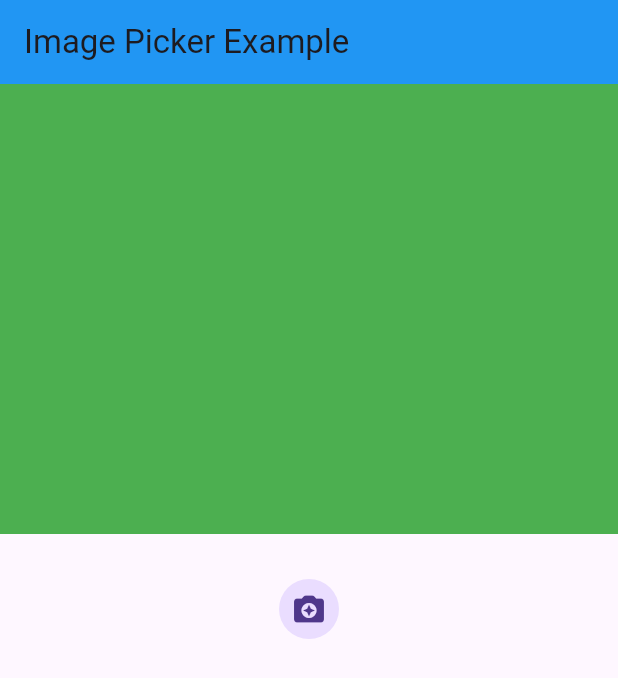
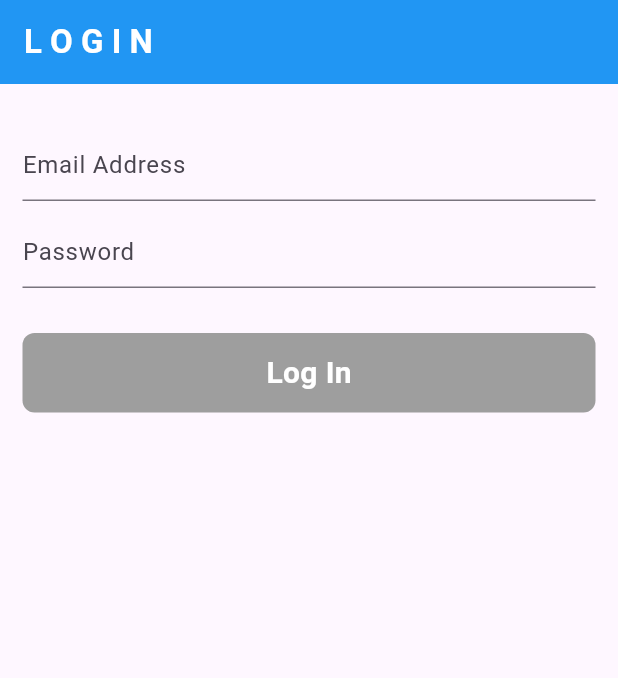
Before and after one commit to koptodev012/bloc---Tasks, a Flutter app: the screen it shows after launch, on a phone screen of 412 x 824 dp. Shown: the top 678 px of the screen. Run offline on Flutter 3.47's test engine with Material 3 defaults, Android fonts, the phone set to English and light mode, and no system bars; our stand-ins replace bloc, email_validator, equatable, flutter_bloc, image_picker.

Commit message:
LoginPage Example

```diff
--- a/lib/bloc/imagePicker/image_picker_bloc.dart
+++ b/lib/blocs/imagePicker/image_picker_bloc.dart
@@ -1,7 +1,7 @@
 import 'package:bloc/bloc.dart';
 import 'package:bloc_tasks/utils/imagePicker_utils.dart';
 import 'package:equatable/equatable.dart';
-import 'package:bloc_tasks/bloc/imagePicker/image_picker_state.dart';
+import 'package:bloc_tasks/blocs/imagePicker/image_picker_state.dart';
 import 'package:image_picker/image_picker.dart';
 part 'image_picker_event.dart';
 
--- /dev/null
+++ b/lib/blocs/login/login_bloc.dart
@@ -0,0 +1,28 @@
+import 'package:bloc/bloc.dart';
+import 'package:email_validator/email_validator.dart';
+import 'package:equatable/equatable.dart';
+
+part 'login_event.dart';
+part 'login_state.dart';
+
+class LoginBloc extends Bloc<LoginEvent, LoginState> {
+  LoginBloc() : super(LoginInitialState()) {
+    // LoginTextChangedEvent
+    on<LoginTextChangedEvent>((event, emit) {
+      if (event.emailValue.isEmpty &&
+          EmailValidator.validate(event.emailValue) == false) {
+        emit(LoginErrorState(
+            errorMessage: "Please Enter a valid email address"));
+      } else if (event.passwordValue.length <= 7) {
+        emit(LoginErrorState(errorMessage: "Please enter a valid password"));
+      } else {
+        emit(LoginValidState());
+      }
+    });
+
+// LoginSubmitedEvent
+    on<LoginSubmitedEvent>((event, emit) {
+      emit(LoginLoadingState());
+    });
+  }
+}
--- /dev/null
+++ b/lib/blocs/login/login_event.dart
@@ -0,0 +1,18 @@
+part of 'login_bloc.dart';
+
+abstract class LoginEvent {}
+
+class LoginTextChangedEvent extends LoginEvent {
+  final String emailValue;
+  final String passwordValue;
+
+  LoginTextChangedEvent(
+      {required this.emailValue, required this.passwordValue});
+}
+
+class LoginSubmitedEvent extends LoginEvent {
+  final String email;
+  final String password;
+
+  LoginSubmitedEvent({required this.email, required this.password});
+}
--- /dev/null
+++ b/lib/blocs/login/login_state.dart
@@ -0,0 +1,20 @@
+part of 'login_bloc.dart';
+
+sealed class LoginState extends Equatable {
+  const LoginState();
+
+  @override
+  List<Object> get props => [];
+}
+
+final class LoginInitialState extends LoginState {}
+
+class LoginValidState extends LoginState {}
+
+class LoginErrorState extends LoginState {
+  final String errorMessage;
+
+  const LoginErrorState({required this.errorMessage});
+}
+
+class LoginLoadingState extends LoginState {}
--- a/lib/main.dart
+++ b/lib/main.dart
@@ -1,8 +1,10 @@
-import 'package:bloc_tasks/bloc/counter/counter_bloc.dart';
-import 'package:bloc_tasks/bloc/imagePicker/image_picker_bloc.dart';
-import 'package:bloc_tasks/bloc/switch/switch_bloc.dart';
+import 'package:bloc_tasks/blocs/counter/counter_bloc.dart';
+import 'package:bloc_tasks/blocs/imagePicker/image_picker_bloc.dart';
+import 'package:bloc_tasks/blocs/login/login_bloc.dart';
+import 'package:bloc_tasks/blocs/switch/switch_bloc.dart';
 import 'package:bloc_tasks/utils/imagePicker_utils.dart';
-import 'package:bloc_tasks/views/imagePickerExample_screen.dart';
+
+import 'package:bloc_tasks/views/loginExample_screen.dart';
 import 'package:flutter/material.dart';
 import 'package:flutter_bloc/flutter_bloc.dart';
 
@@ -26,11 +28,14 @@ class MyApp extends StatelessWidget {
         BlocProvider(
           create: (context) => ImagePickerBloc(ImagePickerUtils()), // Bloc 3
         ),
+         BlocProvider(
+          create: (context) => LoginBloc(), // Bloc 4
+        ),
       ],
       child: const MaterialApp(
         debugShowCheckedModeBanner: false,
         title: 'Bloc - Tasks',
-        home: ImagePickerExampleScreen(),
+        home: LoginExampleScreen(),
       ),
     );
   }
--- a/lib/views/counterExample_screen.dart
+++ b/lib/views/counterExample_screen.dart
@@ -1,4 +1,4 @@
-import 'package:bloc_tasks/bloc/counter/counter_bloc.dart';
+import 'package:bloc_tasks/blocs/counter/counter_bloc.dart';
 import 'package:flutter/material.dart';
 import 'package:flutter_bloc/flutter_bloc.dart';
 
--- a/lib/views/imagePickerExample_screen.dart
+++ b/lib/views/imagePickerExample_screen.dart
@@ -1,6 +1,6 @@
 import 'dart:io';
-import 'package:bloc_tasks/bloc/imagePicker/image_picker_bloc.dart';
-import 'package:bloc_tasks/bloc/imagePicker/image_picker_state.dart';
+import 'package:bloc_tasks/blocs/imagePicker/image_picker_bloc.dart';
+import 'package:bloc_tasks/blocs/imagePicker/image_picker_state.dart';
 import 'package:flutter/material.dart';
 import 'package:flutter_bloc/flutter_bloc.dart';
 import 'package:image_picker/image_picker.dart';
--- /dev/null
+++ b/lib/views/loginExample_screen.dart
@@ -0,0 +1,117 @@
+import 'package:bloc_tasks/blocs/login/login_bloc.dart';
+import 'package:flutter/material.dart';
+import 'package:flutter_bloc/flutter_bloc.dart';
+
+class LoginExampleScreen extends StatefulWidget {
+  const LoginExampleScreen({super.key});
+
+  @override
+  State<LoginExampleScreen> createState() => _LoginExampleScreenState();
+}
+
+class _LoginExampleScreenState extends State<LoginExampleScreen> {
+  // -------------------------------
+  TextEditingController emailController = TextEditingController();
+  TextEditingController passwordController = TextEditingController();
+  // -------------------------------
+
+  @override
+  Widget build(BuildContext context) {
+    return Scaffold(
+      appBar: AppBar(
+        title: Text(
+          "L O G I N",
+          style: TextStyle(color: Colors.white, fontWeight: FontWeight.bold),
+        ),
+        backgroundColor: Colors.blue,
+      ),
+      body: Padding(
+        padding:
+            const EdgeInsets.only(top: 30.0, bottom: 10, right: 15, left: 15),
+        child: Column(
+          crossAxisAlignment: CrossAxisAlignment.start,
+          children: [
+            BlocBuilder<LoginBloc, LoginState>(
+              builder: (context, state) {
+                if (state is LoginErrorState) {
+                  return Text(
+                    state.errorMessage,
+                    style: TextStyle(color: Colors.red),
+                  );
+                } else {
+                  return Container();
+                }
+              },
+            ),
+            TextFormField(
+              controller: emailController,
+              onChanged: (val) {
+                BlocProvider.of<LoginBloc>(context).add(LoginTextChangedEvent(
+                    emailValue: emailController.text,
+                    passwordValue: passwordController.text));
+              },
+              decoration: InputDecoration(hintText: "Email Address"),
+            ),
+            SizedBox(
+              height: 10,
+            ),
+            TextFormField(
+              controller: passwordController,
+              onChanged: (val) {
+                BlocProvider.of<LoginBloc>(context).add(LoginTextChangedEvent(
+                    emailValue: emailController.text,
+                    passwordValue: passwordController.text));
+              },
+              decoration: InputDecoration(hintText: "Password"),
+            ),
+            SizedBox(
+              height: 30,
+            ),
+            BlocBuilder<LoginBloc, LoginState>(
+              builder: (context, state) {
+                if (state is LoginLoadingState) {
+                  return Center(
+                    child: CircularProgressIndicator(
+                      color: Colors.grey,
+                      backgroundColor: Colors.blue,
+                    ),
+                  );
+                }
+                return GestureDetector(
+                  onTap: () {
+                    if (state is LoginValidState) {
+                      BlocProvider.of<LoginBloc>(context).add(
+                          LoginSubmitedEvent(
+                              email: emailController.text,
+                              password: passwordController.text));
+                    }
+                  },
+                  child: Container(
+                    decoration: BoxDecoration(
+                      color: (state is LoginValidState)
+                          ? Colors.blue
+                          : Colors.grey,
+                      borderRadius: BorderRadius.circular(8),
+                    ),
+                    child: Center(
+                      child: Padding(
+                        padding: const EdgeInsets.all(12.0),
+                        child: Text(
+                          "Log In",
+                          style: TextStyle(
+                              color: Colors.white,
+                              fontWeight: FontWeight.bold,
+                              fontSize: 20),
+                        ),
+                      ),
+                    ),
+                  ),
+                );
+              },
+            )
+          ],
+        ),
+      ),
+    );
+  }
+}
--- a/lib/views/switchExample_screen.dart
+++ b/lib/views/switchExample_screen.dart
@@ -1,4 +1,4 @@
-import 'package:bloc_tasks/bloc/switch/switch_bloc.dart';
+import 'package:bloc_tasks/blocs/switch/switch_bloc.dart';
 import 'package:flutter/material.dart';
 import 'package:flutter_bloc/flutter_bloc.dart';
 
--- a/pubspec.yaml
+++ b/pubspec.yaml
@@ -39,6 +39,7 @@ dependencies:
   equatable: ^2.0.5
   bloc: ^8.1.4
   image_picker: ^1.1.1
+  email_validator: ^2.1.17
 
 dev_dependencies:
   flutter_test:
```
Also changed, not shown: lib/blocs/counter/counter_bloc.dart (renamed from lib/bloc/counter/counter_bloc.dart), lib/blocs/counter/counter_event.dart (renamed from lib/bloc/counter/counter_event.dart), lib/blocs/counter/counter_state.dart (renamed from lib/bloc/counter/counter_state.dart), lib/blocs/imagePicker/image_picker_event.dart (renamed from lib/bloc/imagePicker/image_picker_event.dart), lib/blocs/imagePicker/image_picker_state.dart (renamed from lib/bloc/imagePicker/image_picker_state.dart), lib/blocs/switch/switch_bloc.dart (renamed from lib/bloc/switch/switch_bloc.dart), lib/blocs/switch/switch_event.dart (renamed from lib/bloc/switch/switch_event.dart), lib/blocs/switch/switch_state.dart (renamed from lib/bloc/switch/switch_state.dart), pubspec.lock.
